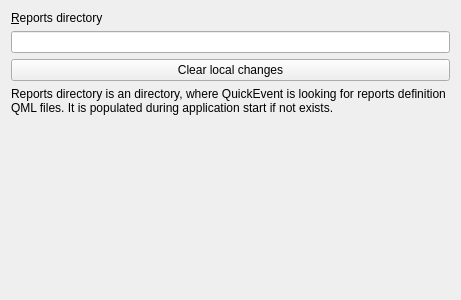
Old version of the form quickevent/app/quickevent/plugins/Core/src/widgets/reportssettingspage.ui in the repository Quick-Box/quickevent.
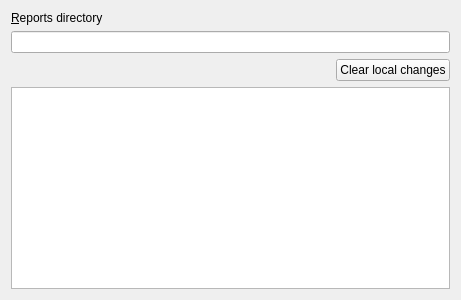
New version of the form.

Commit message: Show report files in reports settings table

```diff
--- a/quickevent/app/quickevent/plugins/Core/src/widgets/reportssettingspage.ui
+++ b/quickevent/app/quickevent/plugins/Core/src/widgets/reportssettingspage.ui
@@ -26,46 +26,47 @@
    </item>
    <item>
     <widget class="QLineEdit" name="edReportsDirectory">
-     <property name="readOnly">
-      <bool>true</bool>
-     </property>
-     <property name="clearButtonEnabled">
-      <bool>true</bool>
-     </property>
-    </widget>
-   </item>
-   <item>
-    <widget class="QPushButton" name="btClearLocalChanges">
-     <property name="text">
-      <string>Clear local changes</string>
-     </property>
-    </widget>
-   </item>
-   <item>
-    <widget class="QLabel" name="lblHelp">
-     <property name="text">
+     <property name="toolTip">
       <string>Reports directory is an directory, where QuickEvent is looking for reports definition QML files. It is populated during application start if not exists.</string>
      </property>
-     <property name="wordWrap">
+     <property name="readOnly">
       <bool>true</bool>
      </property>
-     <property name="openExternalLinks">
+    </widget>
+   </item>
+   <item>
+    <layout class="QHBoxLayout" name="horizontalLayout">
+     <item>
+      <widget class="QPushButton" name="btResizeColumnsToFit">
+       <property name="flat">
       <bool>true</bool>
      </property>
     </widget>
    </item>
    <item>
-    <spacer name="verticalSpacer">
+      <spacer name="horizontalSpacer">
      <property name="orientation">
-      <enum>Qt::Orientation::Vertical</enum>
+        <enum>Qt::Orientation::Horizontal</enum>
      </property>
      <property name="sizeHint" stdset="0">
       <size>
-       <width>20</width>
-       <height>40</height>
+         <width>40</width>
+         <height>20</height>
       </size>
      </property>
     </spacer>
+     </item>
+     <item>
+      <widget class="QPushButton" name="btClearLocalChanges">
+       <property name="text">
+        <string>Clear local changes</string>
+       </property>
+      </widget>
+     </item>
+    </layout>
+   </item>
+   <item>
+    <widget class="QTableWidget" name="tblReportFiles"/>
    </item>
   </layout>
  </widget>
```
Lines whose indentation alone changed are shown as unchanged. The commit also changes 2 other files.
